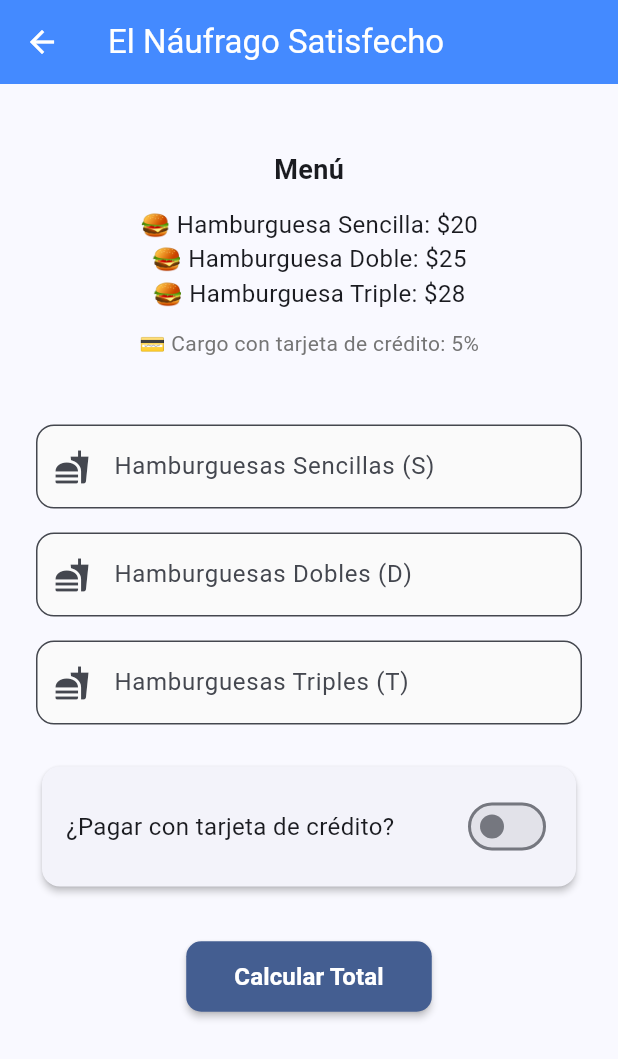
After one commit to saraycanarteg/DesarrolloAppMoviles, a Flutter app: the Problema3HomeView screen opened by its route, on a phone screen of 412 x 824 dp. The commit adds this screen. Shown: the top 1059 px of the screen. Run offline on Flutter 3.47's test engine with Material 3 defaults, Android fonts, the phone set to English and light mode, and no system bars.

Commit message:
Ej 4.2 lab2

```diff
--- a/lab_2/lib/controller/problema4_controller.dart
+++ b/lab_2/lib/controller/cantidad_controller.dart
@@ -1,6 +1,6 @@
-import '../model/problema4_model.dart';
+import '../model/cantidad_model.dart';
 
-class Problema4Controller {
+class CantidadController {
   Map<String, dynamic> calcularResultados(String cantidadesString) {
     if (cantidadesString.isEmpty) {
       return {"error": "Ingrese al menos una cantidad"};
@@ -28,7 +28,7 @@ class Problema4Controller {
       return {"error": "Ingrese al menos una cantidad"};
     }
 
-    final modelo = Problema4Model(cantidades);
+    final modelo = CantidadModel(cantidades);
     final resultados = modelo.obtenerResultados();
 
     return {
--- /dev/null
+++ b/lab_2/lib/controller/hamburguesa_controller.dart
@@ -0,0 +1,53 @@
+import '../model/hamburguesa_model.dart';
+
+class HamburguesaController {
+  Map<String, dynamic> calcularResultados(
+    String sencillasStr,
+    String doblesStr,
+    String triplesStr,
+    bool usaTarjeta,
+  ) {
+    if (sencillasStr.isEmpty || doblesStr.isEmpty || triplesStr.isEmpty) {
+      return {"error": "Ingrese todas las cantidades"};
+    }
+
+    final sencillas = int.tryParse(sencillasStr);
+    final dobles = int.tryParse(doblesStr);
+    final triples = int.tryParse(triplesStr);
+
+    if (sencillas == null || dobles == null || triples == null) {
+      return {"error": "Ingrese números enteros válidos"};
+    }
+
+    if (sencillas < 0 || dobles < 0 || triples < 0) {
+      return {"error": "Las cantidades no pueden ser negativas"};
+    }
+
+    if (sencillas == 0 && dobles == 0 && triples == 0) {
+      return {"error": "Debe pedir al menos una hamburguesa"};
+    }
+
+    final hamburguesas = {
+      'S': sencillas,
+      'D': dobles,
+      'T': triples,
+    };
+
+    final modelo = HamburguesaModel(
+      hamburguesas: hamburguesas,
+      usaTarjeta: usaTarjeta,
+    );
+
+    final resultados = modelo.obtenerResultados();
+
+    return {
+      "sencillas": resultados['sencillas'].toString(),
+      "dobles": resultados['dobles'].toString(),
+      "triples": resultados['triples'].toString(),
+      "subtotal": (resultados['subtotal'] as double).toStringAsFixed(2),
+      "cargo": (resultados['cargo'] as double).toStringAsFixed(2),
+      "total": (resultados['total'] as double).toStringAsFixed(2),
+      "usaTarjeta": resultados['usaTarjeta'],
+    };
+  }
+}
--- a/lab_2/lib/main.dart
+++ b/lab_2/lib/main.dart
@@ -5,6 +5,8 @@ import 'view/problema1/home_page_view.dart';
 import 'view/problema1/resultado_page_view.dart';
 import 'view/problema2/profesor_view.dart';
 import 'view/problema2/resultado_profesor_view.dart';
+import 'view/problema3/home_page_view.dart' as problema3;
+import 'view/problema3/resultado_page_view.dart' as resultado_problema3;
 import 'view/problema4/home_page_view.dart' as problema4;
 import 'view/problema4/resultado_page_view.dart';
 
@@ -24,8 +26,10 @@ class MyApp extends StatelessWidget {
         '/menu': (context) => MenuView(),
         '/problema1': (context) => HomePaginaView(),
         '/resultado': (context) => ResultadoPageView(),
-        '/profesor': (context) => ProfesorView(),
+        '/problema2': (context) => ProfesorView(),
         '/resultado_profesor': (context) => ResultadoProfesorView(),
+        '/problema3': (context) => problema3.Problema3HomeView(),
+        '/resultado_problema3': (context) => resultado_problema3.Problema3ResultadoView(),
         '/problema4': (context) => problema4.Problema4HomeView(),
         '/resultado_problema4': (context) => Problema4ResultadoView(),
       },
--- a/lab_2/lib/model/problema4_model.dart
+++ b/lab_2/lib/model/cantidad_model.dart
@@ -1,7 +1,7 @@
-class Problema4Model {
+class CantidadModel {
   final List<double> cantidades;
 
-  Problema4Model(this.cantidades);
+  CantidadModel(this.cantidades);
 
   int get contarCeros {
     return cantidades.where((num) => num == 0).length;
--- /dev/null
+++ b/lab_2/lib/model/hamburguesa_model.dart
@@ -0,0 +1,52 @@
+class HamburguesaModel {
+  static const double precioSencilla = 20.0;
+  static const double precioDoble = 25.0;
+  static const double precioTriple = 28.0;
+  static const double porcentajeTarjeta = 0.05;
+
+  final Map<String, int> hamburguesas;
+  final bool usaTarjeta;
+
+  HamburguesaModel({
+    required this.hamburguesas,
+    required this.usaTarjeta,
+  });
+
+  double get subtotal {
+    double total = 0.0;
+    hamburguesas.forEach((tipo, cantidad) {
+      switch (tipo.toUpperCase()) {
+        case 'S':
+          total += precioSencilla * cantidad;
+          break;
+        case 'D':
+          total += precioDoble * cantidad;
+          break;
+        case 'T':
+          total += precioTriple * cantidad;
+          break;
+      }
+    });
+    return total;
+  }
+
+  double get cargoPorTarjeta {
+    return usaTarjeta ? subtotal * porcentajeTarjeta : 0.0;
+  }
+
+  double get totalAPagar {
+    return subtotal + cargoPorTarjeta;
+  }
+
+  Map<String, dynamic> obtenerResultados() {
+    return {
+      'sencillas': hamburguesas['S'] ?? 0,
+      'dobles': hamburguesas['D'] ?? 0,
+      'triples': hamburguesas['T'] ?? 0,
+      'subtotal': subtotal,
+      'cargo': cargoPorTarjeta,
+      'total': totalAPagar,
+      'usaTarjeta': usaTarjeta,
+    };
+  }
+}
--- /dev/null
+++ b/lab_2/lib/view/problema3/home_page_view.dart
@@ -0,0 +1,146 @@
+import 'package:flutter/material.dart';
+import '../../controller/hamburguesa_controller.dart';
+import '../../widgets/atoms/custom_button.dart';
+import '../../widgets/atoms/custom_input.dart';
+
+class Problema3HomeView extends StatefulWidget {
+  @override
+  State<Problema3HomeView> createState() => _Problema3HomeViewState();
+}
+
+class _Problema3HomeViewState extends State<Problema3HomeView> {
+  final controller = HamburguesaController();
+  final sencillasController = TextEditingController();
+  final doblesController = TextEditingController();
+  final triplesController = TextEditingController();
+  bool usaTarjeta = false;
+
+  void _calcular() {
+    final resultados = controller.calcularResultados(
+      sencillasController.text,
+      doblesController.text,
+      triplesController.text,
+      usaTarjeta,
+    );
+
+    if (resultados.containsKey("error")) {
+      ScaffoldMessenger.of(context).showSnackBar(
+        SnackBar(content: Text(resultados["error"]!)),
+      );
+    } else {
+      Navigator.pushNamed(context, '/resultado_problema3', arguments: resultados);
+    }
+  }
+
+  @override
+  Widget build(BuildContext context) {
+    return Scaffold(
+      appBar: AppBar(
+        title: Text("El Náufrago Satisfecho"),
+        backgroundColor: Colors.blueAccent,
+        foregroundColor: Colors.white,
+      ),
+      body: SingleChildScrollView(
+        padding: EdgeInsets.all(24),
+        child: Column(
+          children: [
+            Card(
+              elevation: 0,
+              color: Colors.white.withOpacity(0.05),
+              shape: RoundedRectangleBorder(borderRadius: BorderRadius.circular(15)),
+              child: Padding(
+                padding: const EdgeInsets.all(16.0),
+                child: Column(
+                  children: [
+                    Text(
+                      "Menú",
+                      style: TextStyle(
+                        fontSize: 18,
+                        fontWeight: FontWeight.bold,
+                      ),
+                    ),
+                    SizedBox(height: 12),
+                    Text(
+                      "🍔 Hamburguesa Sencilla: \$20",
+                      style: TextStyle(fontSize: 16),
+                    ),
+                    Text(
+                      "🍔 Hamburguesa Doble: \$25",
+                      style: TextStyle(fontSize: 16),
+                    ),
+                    Text(
+                      "🍔 Hamburguesa Triple: \$28",
+                      style: TextStyle(fontSize: 16),
+                    ),
+                    SizedBox(height: 12),
+                    Text(
+                      "💳 Cargo con tarjeta de crédito: 5%",
+                      style: TextStyle(
+                        fontSize: 14,
+                        color: Colors.grey[600],
+                      ),
+                    ),
+                  ],
+                ),
+              ),
+            ),
+            SizedBox(height: 24),
+            CustomInput(
+              controller: sencillasController,
+              label: "Hamburguesas Sencillas (S)",
+              icon: Icons.fastfood,
+            ),
+            SizedBox(height: 16),
+            CustomInput(
+              controller: doblesController,
+              label: "Hamburguesas Dobles (D)",
+              icon: Icons.fastfood,
+            ),
+            SizedBox(height: 16),
+            CustomInput(
+              controller: triplesController,
+              label: "Hamburguesas Triples (T)",
+              icon: Icons.fastfood,
+            ),
+            SizedBox(height: 24),
+            Card(
+              elevation: 2,
+              shape: RoundedRectangleBorder(borderRadius: BorderRadius.circular(12)),
+              child: Padding(
+                padding: const EdgeInsets.all(16.0),
+                child: Row(
+                  children: [
+                    Expanded(
+                      child: Text(
+                        "¿Pagar con tarjeta de crédito?",
+                        style: TextStyle(fontSize: 16),
+                      ),
+                    ),
+                    Switch(
+                      value: usaTarjeta,
+                      onChanged: (value) {
+                        setState(() {
+                          usaTarjeta = value;
+                        });
+                      },
+                    ),
+                  ],
+                ),
+              ),
+            ),
+            SizedBox(height: 32),
+            CustomButton(text: "Calcular Total", onPressed: _calcular),
+          ],
+        ),
+      ),
+    );
+  }
+
+  @override
+  void dispose() {
+    sencillasController.dispose();
+    doblesController.dispose();
+    triplesController.dispose();
+    super.dispose();
+  }
+}
--- a/lab_2/lib/view/problema4/home_page_view.dart
+++ b/lab_2/lib/view/problema4/home_page_view.dart
@@ -1,5 +1,5 @@
 import 'package:flutter/material.dart';
-import '../../controller/problema4_controller.dart';
+import '../../controller/cantidad_controller.dart';
 import '../../widgets/atoms/custom_button.dart';
 import '../../widgets/atoms/custom_input.dart';
 
@@ -9,7 +9,7 @@ class Problema4HomeView extends StatefulWidget {
 }
 
 class _Problema4HomeViewState extends State<Problema4HomeView> {
-  final controller = Problema4Controller();
+  final controller = CantidadController();
   final cantidadesController = TextEditingController();
 
   void _calcular() {
```
Also changed, not shown: lab_2/lib/view/common/menu_view.dart (+10 -1 lines), lab_2/lib/view/problema3/resultado_page_view.dart (added, +167 -0 lines).
